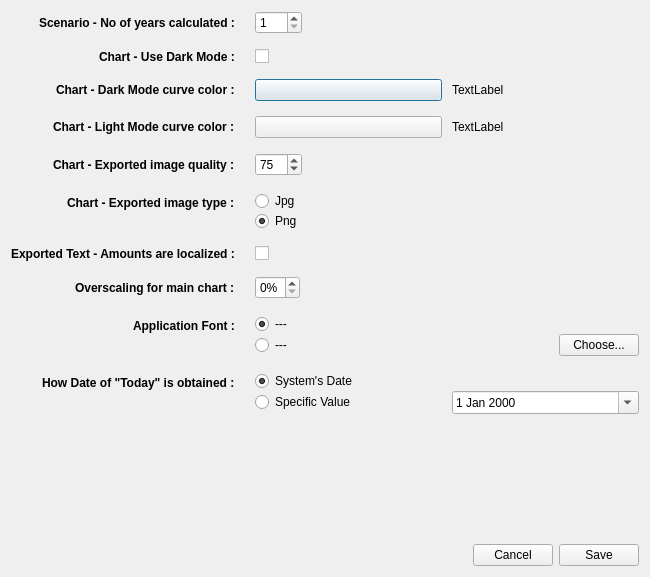
Above: optionsdialog.ui from redmoon1945/gbp before the change. Below: the same form after it.
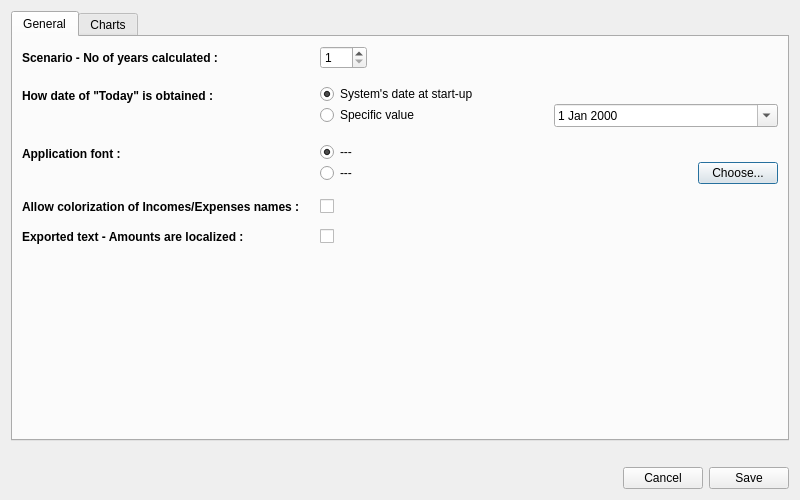
That is the form after the change. The open tabs and pages were chosen to show the change.

Commit message: * When requesting new scenario, switching scenario or quitting application, ask to save current scenario if changes have been made but not saved yet * New decoration color feature for incomes/expenses names * New layout for Options dialog (separate General from Charts related things) * Improve sorting of StreamDef name by enabling locale-aware sorting

```diff
--- a/optionsdialog.ui
+++ b/optionsdialog.ui
@@ -6,8 +6,8 @@
    <rect>
     <x>0</x>
     <y>0</y>
-    <width>650</width>
-    <height>577</height>
+    <width>800</width>
+    <height>500</height>
    </rect>
   </property>
   <property name="windowTitle">
@@ -15,12 +15,19 @@
   </property>
   <layout class="QVBoxLayout" name="verticalLayout_2">
    <item>
-    <layout class="QVBoxLayout" name="verticalLayout">
-     <item>
-      <layout class="QFormLayout" name="formLayout">
-       <property name="labelAlignment">
-        <set>Qt::AlignRight|Qt::AlignTrailing|Qt::AlignVCenter</set>
-       </property>
+    <widget class="QTabWidget" name="tabWidget">
+     <property name="currentIndex">
+      <number>1</number>
+     </property>
+     <widget class="QWidget" name="General">
+      <attribute name="title">
+       <string>General</string>
+      </attribute>
+      <layout class="QVBoxLayout" name="verticalLayout_7">
+       <item>
+        <layout class="QVBoxLayout" name="verticalLayout_6">
+         <item>
+          <layout class="QFormLayout" name="formLayout_2">
        <property name="horizontalSpacing">
         <number>20</number>
        </property>
@@ -40,6 +47,8 @@
         </widget>
        </item>
        <item row="0" column="1">
+            <layout class="QHBoxLayout" name="horizontalLayout_9">
+             <item>
         <widget class="QSpinBox" name="scenarioYearsSpinBox">
          <property name="sizePolicy">
           <sizepolicy hsizetype="Fixed" vsizetype="Fixed">
@@ -55,7 +64,244 @@
          </property>
         </widget>
        </item>
+             <item>
+              <spacer name="horizontalSpacer_8">
+               <property name="orientation">
+                <enum>Qt::Horizontal</enum>
+               </property>
+               <property name="sizeHint" stdset="0">
+                <size>
+                 <width>40</width>
+                 <height>20</height>
+                </size>
+               </property>
+              </spacer>
+             </item>
+            </layout>
+           </item>
+           <item row="2" column="0">
+            <widget class="QLabel" name="label_9">
+             <property name="font">
+              <font>
+               <bold>true</bold>
+              </font>
+             </property>
+             <property name="text">
+              <string>Application font :</string>
+             </property>
+            </widget>
+           </item>
+           <item row="2" column="1">
+            <layout class="QVBoxLayout" name="verticalLayout_11">
+             <item>
+              <layout class="QHBoxLayout" name="horizontalLayout_18">
+               <item>
+                <widget class="QRadioButton" name="systemFontRadioButton">
+                 <property name="sizePolicy">
+                  <sizepolicy hsizetype="Expanding" vsizetype="Fixed">
+                   <horstretch>0</horstretch>
+                   <verstretch>0</verstretch>
+                  </sizepolicy>
+                 </property>
+                 <property name="text">
+                  <string>---</string>
+                 </property>
+                 <property name="checked">
+                  <bool>true</bool>
+                 </property>
+                 <attribute name="buttonGroup">
+                  <string notr="true">buttonGroup_2</string>
+                 </attribute>
+                </widget>
+               </item>
+              </layout>
+             </item>
+             <item>
+              <layout class="QHBoxLayout" name="horizontalLayout_20">
+               <item>
+                <widget class="QRadioButton" name="customFontRadioButton">
+                 <property name="sizePolicy">
+                  <sizepolicy hsizetype="Expanding" vsizetype="Fixed">
+                   <horstretch>0</horstretch>
+                   <verstretch>0</verstretch>
+                  </sizepolicy>
+                 </property>
+                 <property name="text">
+                  <string>---</string>
+                 </property>
+                 <attribute name="buttonGroup">
+                  <string notr="true">buttonGroup_2</string>
+                 </attribute>
+                </widget>
+               </item>
+               <item>
+                <spacer name="horizontalSpacer_2">
+                 <property name="orientation">
+                  <enum>Qt::Horizontal</enum>
+                 </property>
+                 <property name="sizeType">
+                  <enum>QSizePolicy::Fixed</enum>
+                 </property>
+                 <property name="sizeHint" stdset="0">
+                  <size>
+                   <width>10</width>
+                   <height>20</height>
+                  </size>
+                 </property>
+                </spacer>
+               </item>
+               <item>
+                <widget class="QPushButton" name="setCustomFontPushButton">
+                 <property name="text">
+                  <string>Choose...</string>
+                 </property>
+                </widget>
+               </item>
+              </layout>
+             </item>
+            </layout>
+           </item>
        <item row="1" column="0">
+            <widget class="QLabel" name="label_10">
+             <property name="font">
+              <font>
+               <bold>true</bold>
+              </font>
+             </property>
+             <property name="text">
+              <string>How date of &quot;Today&quot; is obtained :</string>
+             </property>
+            </widget>
+           </item>
+           <item row="1" column="1">
+            <layout class="QVBoxLayout" name="verticalLayout_12">
+             <item>
+              <layout class="QHBoxLayout" name="horizontalLayout_21">
+               <item>
+                <widget class="QRadioButton" name="todaySystemRadioButton">
+                 <property name="text">
+                  <string>System's date at start-up</string>
+                 </property>
+                 <property name="checked">
+                  <bool>true</bool>
+                 </property>
+                 <attribute name="buttonGroup">
+                  <string notr="true">buttonGroup_3</string>
+                 </attribute>
+                </widget>
+               </item>
+              </layout>
+             </item>
+             <item>
+              <layout class="QHBoxLayout" name="horizontalLayout_22">
+               <item>
+                <widget class="QRadioButton" name="todaySpecificRadioButton">
+                 <property name="text">
+                  <string>Specific value</string>
+                 </property>
+                 <attribute name="buttonGroup">
+                  <string notr="true">buttonGroup_3</string>
+                 </attribute>
+                </widget>
+               </item>
+               <item>
+                <spacer name="horizontalSpacer_3">
+                 <property name="orientation">
+                  <enum>Qt::Horizontal</enum>
+                 </property>
+                 <property name="sizeType">
+                  <enum>QSizePolicy::Fixed</enum>
+                 </property>
+                 <property name="sizeHint" stdset="0">
+                  <size>
+                   <width>10</width>
+                   <height>20</height>
+                  </size>
+                 </property>
+                </spacer>
+               </item>
+               <item>
+                <widget class="QDateEdit" name="todayDateEdit">
+                 <property name="calendarPopup">
+                  <bool>true</bool>
+                 </property>
+                </widget>
+               </item>
+              </layout>
+             </item>
+            </layout>
+           </item>
+           <item row="3" column="0">
+            <widget class="QLabel" name="label_11">
+             <property name="font">
+              <font>
+               <bold>true</bold>
+              </font>
+             </property>
+             <property name="text">
+              <string>Allow colorization of Incomes/Expenses names :</string>
+             </property>
+            </widget>
+           </item>
+           <item row="3" column="1">
+            <layout class="QHBoxLayout" name="horizontalLayout_23">
+             <item>
+              <widget class="QCheckBox" name="allowDecorationColorCheckBox">
+               <property name="text">
+                <string/>
+               </property>
+              </widget>
+             </item>
+            </layout>
+           </item>
+           <item row="4" column="0">
+            <widget class="QLabel" name="label_7">
+             <property name="font">
+              <font>
+               <bold>true</bold>
+              </font>
+             </property>
+             <property name="text">
+              <string>Exported text - Amounts are localized :</string>
+             </property>
+            </widget>
+           </item>
+           <item row="4" column="1">
+            <layout class="QHBoxLayout" name="horizontalLayout_24">
+             <item>
+              <widget class="QCheckBox" name="exportTextAmountLocalizedCheckBox">
+               <property name="text">
+                <string/>
+               </property>
+              </widget>
+             </item>
+            </layout>
+           </item>
+          </layout>
+         </item>
+        </layout>
+       </item>
+      </layout>
+     </widget>
+     <widget class="QWidget" name="Charts">
+      <attribute name="title">
+       <string>Charts</string>
+      </attribute>
+      <layout class="QVBoxLayout" name="verticalLayout_9">
+       <item>
+        <layout class="QVBoxLayout" name="verticalLayout_8">
+         <item>
+          <layout class="QFormLayout" name="formLayout_3">
+           <property name="labelAlignment">
+            <set>Qt::AlignRight|Qt::AlignTrailing|Qt::AlignVCenter</set>
+           </property>
+           <property name="horizontalSpacing">
+            <number>20</number>
+           </property>
+           <property name="verticalSpacing">
+            <number>15</number>
+           </property>
+           <item row="0" column="0">
         <widget class="QLabel" name="label_2">
          <property name="font">
           <font>
@@ -63,18 +309,35 @@
           </font>
          </property>
          <property name="text">
-          <string>Chart - Use Dark Mode :</string>
+              <string>Use Dark Mode :</string>
          </property>
         </widget>
        </item>
-       <item row="1" column="1">
+           <item row="0" column="1">
+            <layout class="QHBoxLayout" name="horizontalLayout_11">
+             <item>
         <widget class="QCheckBox" name="chartDarkModeCheckBox">
          <property name="text">
           <string/>
          </property>
         </widget>
        </item>
-       <item row="2" column="0">
+             <item>
+              <spacer name="horizontalSpacer_9">
+               <property name="orientation">
+                <enum>Qt::Horizontal</enum>
+               </property>
+               <property name="sizeHint" stdset="0">
+                <size>
+                 <width>40</width>
+                 <height>20</height>
+                </size>
+               </property>
+              </spacer>
+             </item>
+            </layout>
+           </item>
+           <item row="1" column="0">
         <widget class="QLabel" name="label_3">
          <property name="font">
           <font>
@@ -82,12 +345,12 @@
           </font>
          </property>
          <property name="text">
-          <string>Chart - Dark Mode curve color :</string>
+              <string>Dark Mode curve color :</string>
          </property>
         </widget>
        </item>
-       <item row="2" column="1">
-        <layout class="QHBoxLayout" name="horizontalLayout_2">
+           <item row="1" column="1">
+            <layout class="QHBoxLayout" name="horizontalLayout_13">
          <item>
           <widget class="QPushButton" name="curveDarkModeColorToolButton">
            <property name="text">
@@ -118,9 +381,22 @@
            </property>
           </widget>
          </item>
-        </layout>
-       </item>
-       <item row="3" column="0">
+             <item>
+              <spacer name="horizontalSpacer_7">
+               <property name="orientation">
+                <enum>Qt::Horizontal</enum>
+               </property>
+               <property name="sizeHint" stdset="0">
+                <size>
+                 <width>40</width>
+                 <height>20</height>
+                </size>
+               </property>
+              </spacer>
+             </item>
+            </layout>
+           </item>
+           <item row="2" column="0">
         <widget class="QLabel" name="label_4">
          <property name="font">
           <font>
@@ -128,12 +404,12 @@
           </font>
          </property>
          <property name="text">
-          <string>Chart - Light Mode curve color :</string>
+              <string>Light Mode curve color :</string>
          </property>
         </widget>
        </item>
-       <item row="3" column="1">
-        <layout class="QHBoxLayout" name="horizontalLayout_3">
+           <item row="2" column="1">
+            <layout class="QHBoxLayout" name="horizontalLayout_14">
          <item>
           <widget class="QPushButton" name="curveLightModeColorToolButton">
            <property name="text">
@@ -164,9 +440,22 @@
            </property>
           </widget>
          </item>
-        </layout>
-       </item>
-       <item row="4" column="0">
+             <item>
+              <spacer name="horizontalSpacer_6">
+               <property name="orientation">
+                <enum>Qt::Horizontal</enum>
+               </property>
+               <property name="sizeHint" stdset="0">
+                <size>
+                 <width>40</width>
+                 <height>20</height>
+                </size>
+               </property>
+              </spacer>
+             </item>
+            </layout>
+           </item>
+           <item row="3" column="0">
         <widget class="QLabel" name="label_5">
          <property name="font">
           <font>
@@ -174,23 +463,13 @@
           </font>
          </property>
          <property name="text">
-          <string>Chart - Exported image quality :</string>
+              <string>Exported image quality :</string>
          </property>
         </widget>
        </item>
-       <item row="5" column="0">
-        <widget class="QLabel" name="label_6">
-         <property name="font">
-          <font>
-           <bold>true</bold>
-          </font>
-         </property>
-         <property name="text">
-          <string>Chart - Exported image type :</string>
-         </property>
-        </widget>
-       </item>
-       <item row="4" column="1">
+           <item row="3" column="1">
+            <layout class="QHBoxLayout" name="horizontalLayout_15">
+             <item>
         <widget class="QSpinBox" name="qualitySpinBox">
          <property name="sizePolicy">
           <sizepolicy hsizetype="Fixed" vsizetype="Fixed">
@@ -209,8 +488,37 @@
          </property>
         </widget>
        </item>
-       <item row="5" column="1">
-        <layout class="QVBoxLayout" name="verticalLayout_3">
+             <item>
+              <spacer name="horizontalSpacer_10">
+               <property name="orientation">
+                <enum>Qt::Horizontal</enum>
+               </property>
+               <property name="sizeHint" stdset="0">
+                <size>
+                 <width>40</width>
+                 <height>20</height>
+                </size>
+               </property>
+              </spacer>
+             </item>
+            </layout>
+           </item>
+           <item row="4" column="0">
+            <widget class="QLabel" name="label_6">
+             <property name="font">
+              <font>
+               <bold>true</bold>
+              </font>
+             </property>
+             <property name="text">
+              <string>Exported image type :</string>
+             </property>
+            </widget>
+           </item>
+           <item row="4" column="1">
+            <layout class="QHBoxLayout" name="horizontalLayout_16">
+             <item>
+              <layout class="QVBoxLayout" name="verticalLayout_10">
          <item>
           <widget class="QRadioButton" name="jpgRadioButton">
            <property name="text">
@@ -236,26 +544,9 @@
          </item>
         </layout>
        </item>
-       <item row="6" column="0">
-        <widget class="QLabel" name="label_7">
-         <property name="font">
-          <font>
-           <bold>true</bold>
-          </font>
-         </property>
-         <property name="text">
-          <string>Exported Text - Amounts are localized :</string>
-         </property>
-        </widget>
-       </item>
-       <item row="6" column="1">
-        <widget class="QCheckBox" name="exportTextAmountLocalizedCheckBox">
-         <property name="text">
-          <string/>
-         </property>
-        </widget>
-       </item>
-       <item row="7" column="0">
+            </layout>
+           </item>
+           <item row="5" column="0">
         <widget class="QLabel" name="label_8">
          <property name="font">
           <font>
@@ -267,7 +558,9 @@
          </property>
         </widget>
        </item>
-       <item row="7" column="1">
+           <item row="5" column="1">
+            <layout class="QHBoxLayout" name="horizontalLayout_17">
+             <item>
         <widget class="QSpinBox" name="scalingMainChartSpinBox">
          <property name="sizePolicy">
           <sizepolicy hsizetype="Fixed" vsizetype="Fixed">
@@ -283,59 +576,8 @@
          </property>
         </widget>
        </item>
-       <item row="8" column="0">
-        <widget class="QLabel" name="label_9">
-         <property name="font">
-          <font>
-           <bold>true</bold>
-          </font>
-         </property>
-         <property name="text">
-          <string>Application Font :</string>
-         </property>
-        </widget>
-       </item>
-       <item row="8" column="1">
-        <layout class="QVBoxLayout" name="verticalLayout_4">
          <item>
-          <widget class="QRadioButton" name="systemFontRadioButton">
-           <property name="sizePolicy">
-            <sizepolicy hsizetype="Expanding" vsizetype="Fixed">
-             <horstretch>0</horstretch>
-             <verstretch>0</verstretch>
-            </sizepolicy>
-           </property>
-           <property name="text">
-            <string>---</string>
-           </property>
-           <property name="checked">
-            <bool>true</bool>
-           </property>
-           <attribute name="buttonGroup">
-            <string notr="true">buttonGroup_2</string>
-           </attribute>
-          </widget>
-         </item>
-         <item>
-          <layout class="QHBoxLayout" name="horizontalLayout_4">
-           <item>
-            <widget class="QRadioButton" name="customFontRadioButton">
-             <property name="sizePolicy">
-              <sizepolicy hsizetype="Expanding" vsizetype="Fixed">
-               <horstretch>0</horstretch>
-               <verstretch>0</verstretch>
-              </sizepolicy>
-             </property>
-             <property name="text">
-              <string>---</string>
-             </property>
-             <attribute name="buttonGroup">
-              <string notr="true">buttonGroup_2</string>
-             </attribute>
-            </widget>
-           </item>
-           <item>
-            <spacer name="horizontalSpacer_2">
+              <spacer name="horizontalSpacer_11">
              <property name="orientation">
               <enum>Qt::Horizontal</enum>
              </property>
@@ -350,90 +592,18 @@
              </property>
             </spacer>
            </item>
-           <item>
-            <widget class="QPushButton" name="setCustomFontPushButton">
-             <property name="text">
-              <string>Choose...</string>
-             </property>
-            </widget>
-           </item>
           </layout>
          </item>
         </layout>
        </item>
-       <item row="9" column="0">
-        <widget class="QLabel" name="label_10">
-         <property name="font">
-          <font>
-           <bold>true</bold>
-          </font>
-         </property>
-         <property name="text">
-          <string>How Date of &quot;Today&quot; is obtained :</string>
-         </property>
-        </widget>
-       </item>
-       <item row="9" column="1">
-        <layout class="QVBoxLayout" name="verticalLayout_5">
-         <item>
-          <layout class="QHBoxLayout" name="horizontalLayout_6">
-           <item>
-            <widget class="QRadioButton" name="todaySystemRadioButton">
-             <property name="text">
-              <string>System's Date</string>
-             </property>
-             <property name="checked">
-              <bool>true</bool>
-             </property>
-             <attribute name="buttonGroup">
-              <string notr="true">buttonGroup_3</string>
-             </attribute>
-            </widget>
-           </item>
-          </layout>
-         </item>
-         <item>
-          <layout class="QHBoxLayout" name="horizontalLayout_5">
-           <item>
-            <widget class="QRadioButton" name="todaySpecificRadioButton">
-             <property name="text">
-              <string>Specific Value</string>
-             </property>
-             <attribute name="buttonGroup">
-              <string notr="true">buttonGroup_3</string>
-             </attribute>
-            </widget>
-           </item>
-           <item>
-            <spacer name="horizontalSpacer_3">
-             <property name="orientation">
-              <enum>Qt::Horizontal</enum>
-             </property>
-             <property name="sizeType">
-              <enum>QSizePolicy::Fixed</enum>
-             </property>
-             <property name="sizeHint" stdset="0">
-              <size>
-               <width>10</width>
-               <height>20</height>
-              </size>
-             </property>
-            </spacer>
-           </item>
-           <item>
-            <widget class="QDateEdit" name="todayDateEdit">
-             <property name="calendarPopup">
-              <bool>true</bool>
-             </property>
-            </widget>
-           </item>
-          </layout>
-         </item>
-        </layout>
-       </item>
-      </layout>
-     </item>
-    </layout>
+        </layout>
+       </item>
+      </layout>
+     </widget>
+    </widget>
+   </item>
+   <item>
+    <layout class="QVBoxLayout" name="verticalLayout"/>
    </item>
    <item>
     <spacer name="verticalSpacer">
```
Left out of the diff: 7 changed lines with no effect on the pictures. Lines whose indentation alone changed are shown as unchanged. The commit also changes 33 other files.
